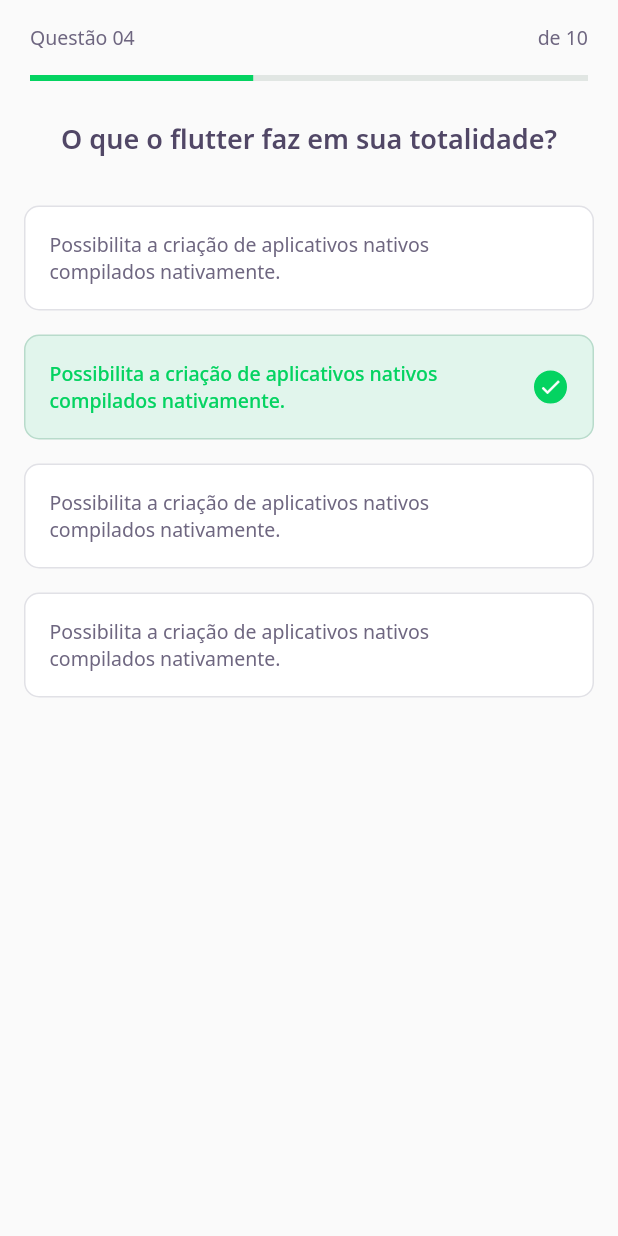
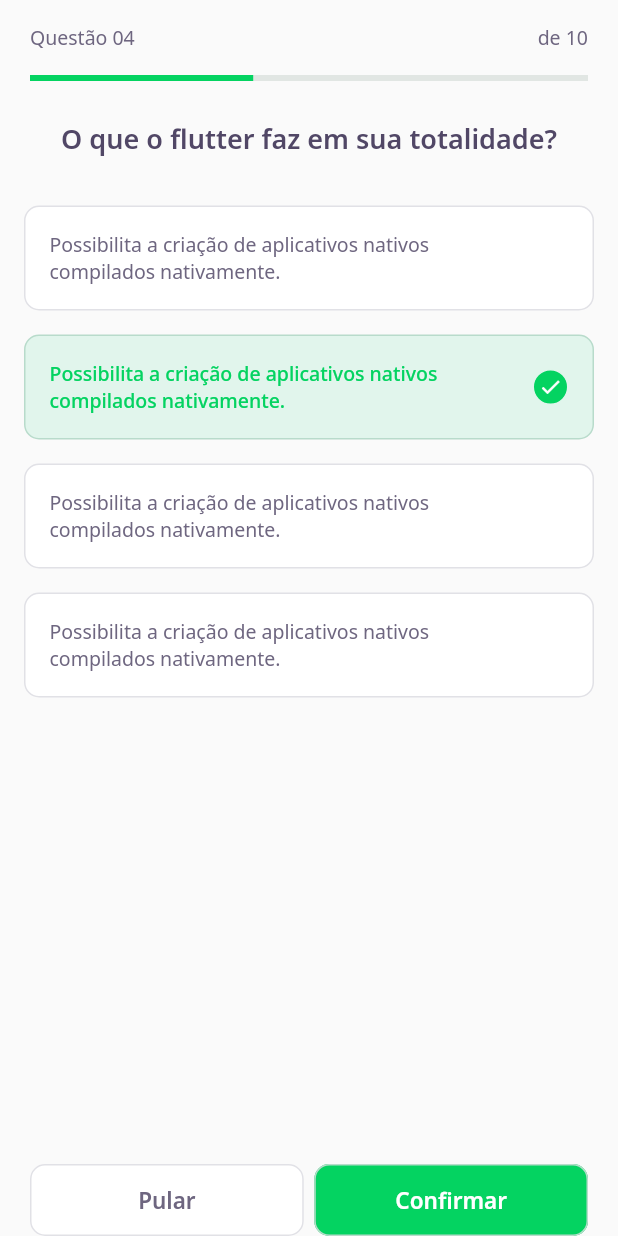
Before and after one commit to hernanytec/dev-quiz, a Flutter app: the ChallengePage screen opened directly, on a phone screen of 412 x 824 dp. Run offline on Flutter 3.47's test engine with Material 2 defaults, Android fonts, the phone set to English and light mode, and no system bars; our stand-ins replace google_fonts; accounts and stored records are empty.

Commit message:
adicionando botoes de navegacao no quiz

```diff
--- a/lib/challenge/challenge_page.dart
+++ b/lib/challenge/challenge_page.dart
@@ -1,3 +1,4 @@
+import 'package:dev_quiz/challenge/widgets/next_button/next_button_widget.dart';
 import 'package:dev_quiz/challenge/widgets/question_indicator_widget.dart';
 import 'package:dev_quiz/challenge/widgets/quiz/quiz_widget.dart';
 import 'package:flutter/material.dart';
@@ -20,6 +21,30 @@ class _ChallengePageState extends State<ChallengePage> {
       body: QuizWidget(
         title: "O que o flutter faz em sua totalidade?",
       ),
+      bottomNavigationBar: SafeArea(
+        bottom: true,
+        child: Padding(
+          padding: const EdgeInsets.symmetric(horizontal: 20),
+          child: Row(
+            mainAxisAlignment: MainAxisAlignment.spaceBetween,
+            children: [
+              Expanded(
+                child: NextButtonWidget.secondary(
+                  label: "Pular",
+                  onTap: () {},
+                ),
+              ),
+              SizedBox(
+                width: 7,
+              ),
+              Expanded(
+                child:
+                    NextButtonWidget.primary(label: "Confirmar", onTap: () {}),
+              )
+            ],
+          ),
+        ),
+      ),
     );
   }
 }
--- /dev/null
+++ b/lib/challenge/widgets/next_button/next_button_widget.dart
@@ -0,0 +1,60 @@
+import 'package:dev_quiz/core/core.dart';
+import 'package:flutter/material.dart';
+import 'package:google_fonts/google_fonts.dart';
+
+class NextButtonWidget extends StatelessWidget {
+  final String label;
+  final Color backGoundColor;
+  final Color fontColor;
+  final Color borderColor;
+  final VoidCallback onTap;
+
+  NextButtonWidget({
+    required this.label,
+    required this.backGoundColor,
+    required this.fontColor,
+    required this.borderColor,
+    required this.onTap,
+  });
+
+  NextButtonWidget.primary({required String label, required VoidCallback onTap})
+      : this.backGoundColor = AppColors.darkGreen,
+        this.fontColor = AppColors.white,
+        this.borderColor = AppColors.green,
+        this.onTap = onTap,
+        this.label = label;
+
+  NextButtonWidget.secondary(
+      {required String label, required VoidCallback onTap})
+      : this.backGoundColor = AppColors.white,
+        this.fontColor = AppColors.grey,
+        this.borderColor = AppColors.border,
+        this.onTap = onTap,
+        this.label = label;
+
+  @override
+  Widget build(BuildContext context) {
+    return Container(
+      height: 48,
+      child: TextButton(
+        style: ButtonStyle(
+            backgroundColor: MaterialStateProperty.all(backGoundColor),
+            shape: MaterialStateProperty.all(
+              RoundedRectangleBorder(
+                borderRadius: BorderRadius.circular(10),
+              ),
+            ),
+            side: MaterialStateProperty.all(BorderSide(color: borderColor))),
+        onPressed: onTap,
+        child: Text(
+          label,
+          style: GoogleFonts.notoSans(
+            fontWeight: FontWeight.w600,
+            fontSize: 15,
+            color: fontColor,
+          ),
+        ),
+      ),
+    );
+  }
+}
--- a/lib/core/app_widget.dart
+++ b/lib/core/app_widget.dart
@@ -1,4 +1,4 @@
-import 'package:dev_quiz/home/home_page.dart';
+import 'package:dev_quiz/challenge/challenge_page.dart';
 import 'package:flutter/material.dart';
 
 class AppWidget extends StatelessWidget {
@@ -6,7 +6,7 @@ class AppWidget extends StatelessWidget {
   Widget build(BuildContext context) {
     return MaterialApp(
       title: "dev_quiz",
-      home: HomePage(),
+      home: ChallengePage(),
     );
   }
 }
```
